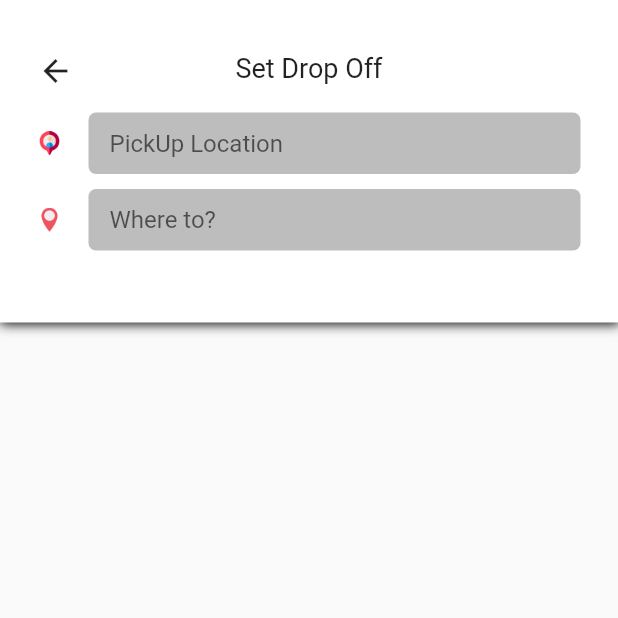
After one commit to mnsuhairil/RND-APP-FLUTTER, a Flutter app: the SearchScreen screen opened directly, on a phone screen of 412 x 824 dp, the top half of it. The commit adds this screen. Run offline on Flutter 3.47's test engine with Material 2 defaults, Android fonts, the phone set to English and light mode, and no system bars; our stand-ins replace firebase_auth, firebase_core, firebase_database, fluttertoast, geolocator, google_maps_flutter; accounts and stored records are empty; Roboto replaces fonts that are missing (Brand-Bold).

Commit message:
new updated

```diff
--- a/lib/AllScreens/mainscreen.dart
+++ b/lib/AllScreens/mainscreen.dart
@@ -3,7 +3,10 @@
 import 'package:flutter/material.dart';
 import 'package:geolocator/geolocator.dart';
 import 'package:google_maps_flutter/google_maps_flutter.dart';
+import 'package:provider/provider.dart';
+import 'package:untitled/AllScreens/searchScreen.dart';
 import 'package:untitled/Assistants/assistantMethod.dart';
+import 'package:untitled/DataHandler/appData.dart';
 
 import '../AllWidgets/Divider.dart';
 
@@ -40,7 +43,7 @@
     CameraPosition cameraPosition = new CameraPosition(target: latLatPosition,zoom: 14);
     newGogleMapControler.animateCamera( CameraUpdate . newCameraPosition (cameraPosition));
 
-    String address = await AssistantMethods.searchCoordinateAddress(position);
+    String address = await AssistantMethods.searchCoordinateAddress(position,context);
     print("This is your address :: "+ address);
     }
 
@@ -196,7 +199,11 @@
                       SizedBox(
                         height: 20.0,
                       ),
-                      Container(
+                      GestureDetector(
+                        onTap: (){
+                          Navigator.push(context,MaterialPageRoute(builder: (context)=> SearchScreen()));
+                        },
+                        child: Container(
                           decoration: BoxDecoration(
                             color: Colors.white,
                             borderRadius: BorderRadius.circular(5.0),
@@ -220,6 +227,7 @@
                             ),
                           ),
                         ),
+                      ),
                       SizedBox(
                         height: 24.0,
                       ),
@@ -232,10 +240,15 @@
                           SizedBox(
                             width: 12.0,
                           ),
-                          Column(
+                          Expanded(
+                            child: Column(
                               crossAxisAlignment: CrossAxisAlignment.start,
                               children: [
-                              Text("Add Home"),
+                                Text(
+                                  (Provider.of<AppData>(context).pickUpLocation.toString() != null
+                                        ? Provider.of<AppData>(context).pickUpLocation.placeName.toString()
+                                        : "Add Home"),overflow: TextOverflow.ellipsis,softWrap: false,
+                                ),
                                 SizedBox(
                                   height: 4.0,
                                 ),
@@ -247,6 +260,7 @@
                                   ),
                                 ),
                               ],
+                            ),
                           )
                         ],
                       ),
--- /dev/null
+++ b/lib/AllScreens/searchScreen.dart
@@ -0,0 +1,131 @@
+import 'package:flutter/material.dart';
+import 'package:provider/provider.dart';
+import 'package:untitled/DataHandler/appData.dart';
+
+class SearchScreen extends StatefulWidget {
+  const SearchScreen({Key? key}) : super(key: key);
+
+  @override
+  State<SearchScreen> createState() => _SearchScreenState();
+}
+
+class _SearchScreenState extends State<SearchScreen> {
+
+  TextEditingController pickUpTextEditingController = TextEditingController();
+  TextEditingController dropOffTextEditingController = TextEditingController();
+
+  @override
+  Widget build(BuildContext context) {
+
+    String placeAddress = Provider.of<AppData>(context).pickUpLocation.placeName?? "";
+    pickUpTextEditingController.text = placeAddress;
+
+    return Scaffold(
+      body: Column(
+        children: [
+          Container(
+            height: 215.0,
+            decoration: BoxDecoration(
+              color:  Colors.white,
+              boxShadow: [
+                BoxShadow(
+                  color: Colors.black,
+                  blurRadius: 6.0,
+                  spreadRadius: 0.5,
+                  offset: Offset(0.7,0.7),
+                ),
+              ],
+            ),
+            child: Padding(
+              padding: EdgeInsets.only(left: 25.0,top: 30.0,right: 25.0,bottom: 20.0),
+              child: Column(
+                children: [
+                  SizedBox(height:5.0),
+                  Stack(
+                    children: [
+                      GestureDetector(
+                        onTap:(){
+                          Navigator.pop(context);
+                        },
+                          child: Icon((Icons.arrow_back))
+                      ),
+                      Center(
+                        child: Text("Set Drop Off",style: TextStyle(
+                          fontSize: 18.0,fontFamily: "Brand-Bold"
+                        ),),
+                      ),
+                    ],
+                  ),
+                  SizedBox(height: 16.0,),
+
+                  Row(
+                    children: [
+                      Image.asset("images/pickicon.png",height: 16.0,width: 16.0,),
+                      SizedBox(width: 18.0,),
+
+                      Expanded(
+                          child: Container(
+                            decoration: BoxDecoration(
+                              color: Colors.grey[400],
+                              borderRadius: BorderRadius.circular(5.0),
+                            ),
+                            child: Padding(
+                              padding: EdgeInsets.all(3.0),
+                              child: TextField(
+                                controller: pickUpTextEditingController,
+                                decoration: InputDecoration(
+                                  hintText: "PickUp Location",
+                                  fillColor: Colors.grey[400],
+                                  filled:  true,
+                                  border: InputBorder.none,
+                                  isDense: true,
+                                  contentPadding: EdgeInsets.only(left: 11.0,top: 8.0,bottom: 8.0),
+                                ),
+                              ),
+
+                            ),
+                          )
+                      )
+                    ],
+                  ),
+                  SizedBox(height: 10.0,),
+
+                  Row(
+                    children: [
+                      Image.asset("images/desticon.png",height: 16.0,width: 16.0,),
+                      SizedBox(width: 18.0,),
+
+                      Expanded(
+                          child: Container(
+                            decoration: BoxDecoration(
+                              color: Colors.grey[400],
+                              borderRadius: BorderRadius.circular(5.0),
+                            ),
+                            child: Padding(
+                              padding: EdgeInsets.all(3.0),
+                              child: TextField(
+                                controller: dropOffTextEditingController,
+                                decoration: InputDecoration(
+                                  hintText: "Where to?",
+                                  fillColor: Colors.grey[400],
+                                  filled:  true,
+                                  border: InputBorder.none,
+                                  isDense: true,
+                                  contentPadding: EdgeInsets.only(left: 11.0,top: 8.0,bottom: 8.0),
+                                ),
+                              ),
+
+                            ),
+                          )
+                      )
+                    ],
+                  ),
+                ],
+              ),
+            ),
+          ),
+        ],
+      ),
+    );
+  }
+}
--- a/lib/Assistants/assistantMethod.dart
+++ b/lib/Assistants/assistantMethod.dart
@@ -1,18 +1,39 @@
+
+import 'dart:convert';
+
 import 'package:geolocator/geolocator.dart';
+import 'package:provider/provider.dart';
 import 'package:untitled/Assistants/requestAssistant.dart';
+import 'package:untitled/DataHandler/appData.dart';
+import 'package:untitled/Models/address.dart';
 import 'package:untitled/configMaps.dart';
 
 class AssistantMethods{
-  static Future<String> searchCoordinateAddress(Position position) async
+  static Future<String> searchCoordinateAddress(Position position,context) async
   {
     String placeAddress = "";
+    String st1="",st2,st3,st4;
     String url = "https://maps.googleapis.com/maps/api/geocode/json?latlng=${position.latitude},${position.longitude}&key=$mapKey";
 
     var response = await RequestAssistant.getRequest(url);
 
     if(response != "Failed")
       {
+        String TEST = response.toString();
+        print("test"+TEST);
         placeAddress = response["results"][0]["formatted_address"];
+        st1 = response["results"][0]["address_components"][0]["long_name"];
+        st2 = response["results"][0]["address_components"][1]["long_name"];
+        //st3 = response["results"][0]["address_components"][2]["long_name"];
+        /*st4 = response["results"][0]["address_components"][6]["long_name"];*/
+        //placeAddress = st1+", "+st2;
+        Address userPickUpAddress = new Address(placeName: placeAddress);
+        userPickUpAddress.longitude=position.longitude;
+        userPickUpAddress.latitude=position.latitude;
+
+
+        Provider.of<AppData>(context, listen: false).updatePickUpLocationAddress(userPickUpAddress);
+
       }
     return placeAddress;
   }
--- /dev/null
+++ b/lib/DataHandler/appData.dart
@@ -0,0 +1,15 @@
+import 'package:flutter/material.dart';
+import 'package:flutter/cupertino.dart';
+import 'package:untitled/Models/address.dart';
+
+class AppData extends ChangeNotifier{
+
+    Address pickUpLocation = Address(placeName: '');
+
+void updatePickUpLocationAddress(Address pickUpAddress)
+{
+  pickUpLocation = pickUpAddress;
+  notifyListeners();
+}
+
+}
--- /dev/null
+++ b/lib/Models/address.dart
@@ -0,0 +1,11 @@
+class Address{
+    String? placeFormattedAddress;
+    String placeName;
+    String? placeId;
+    double? latitude;
+    double? longitude;
+
+  Address (
+      { this.placeFormattedAddress, required this.placeName, this.placeId, this.latitude,  this.longitude});
+
+}
--- a/lib/main.dart
+++ b/lib/main.dart
@@ -1,9 +1,12 @@
 import 'package:firebase_core/firebase_core.dart';
 import 'package:firebase_database/firebase_database.dart';
 import 'package:flutter/material.dart';
+import 'package:provider/provider.dart';
 import 'package:untitled/AllScreens/loginScreen.dart';
 import 'package:untitled/AllScreens/mainscreen.dart';
 import 'package:untitled/AllScreens/registerationScreen.dart';
+
+import 'DataHandler/appData.dart';
 
 void main() async {
   WidgetsFlutterBinding.ensureInitialized();
@@ -19,10 +22,12 @@
   // This widget is the root of your application.
   @override
   Widget build(BuildContext context) {
-    return MaterialApp(
+    return ChangeNotifierProvider(
+      create: ( context) => AppData(),
+      child: MaterialApp(
         title: 'RnD Rider App',
         theme: ThemeData(
-        fontFamily: "Brand Bold",
+
           primarySwatch: Colors.blue,
         ),
         initialRoute: MainScreen.idScreen,
@@ -33,6 +38,7 @@
           MainScreen.idScreen: (context) => MainScreen(),
         },
         debugShowCheckedModeBanner: false,
+      ),
     );
   }
 }
--- a/pubspec.yaml
+++ b/pubspec.yaml
@@ -41,6 +41,7 @@
   google_maps_flutter: ^2.1.8
   geolocator: ^9.0.1
   http: ^0.13.4
+  provider: ^6.0.3
 
 dev_dependencies:
   flutter_test:
```
Also changed, not shown: pubspec.lock. Lines whose indentation alone changed are shown as unchanged.
